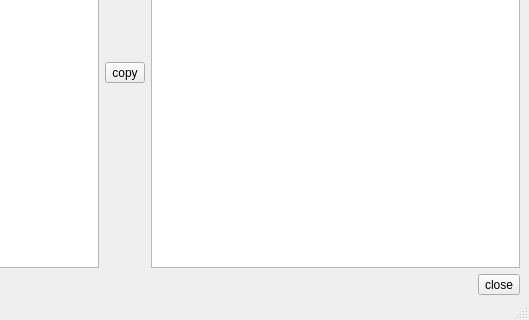
Qt form hpicsync.ui (abho/HPicSync) before a commit; both pictures show x 280 to 809 and y 185 to 505 of the 809 by 505 pixel window.
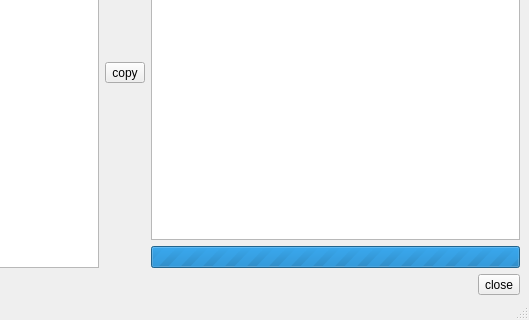
The same form after that commit. Custom widgets are drawn as their Qt base class.

```diff
--- a/hpicsync.ui
+++ b/hpicsync.ui
@@ -177,6 +177,19 @@
           </property>
          </widget>
         </item>
+        <item>
+         <widget class="HPSProgressBar" name="progressBar">
+          <property name="maximum">
+           <number>0</number>
+          </property>
+          <property name="value">
+           <number>-1</number>
+          </property>
+          <property name="textVisible">
+           <bool>true</bool>
+          </property>
+         </widget>
+        </item>
         <item>
          <layout class="QHBoxLayout" name="horizontalLayout">
           <item>
@@ -222,6 +235,11 @@
    <extends>QComboBox</extends>
    <header>hpscombobox.h</header>
   </customwidget>
+  <customwidget>
+   <class>HPSProgressBar</class>
+   <extends>QProgressBar</extends>
+   <header>hpsprogressbar.h</header>
+  </customwidget>
  </customwidgets>
  <resources/>
  <connections>
```
